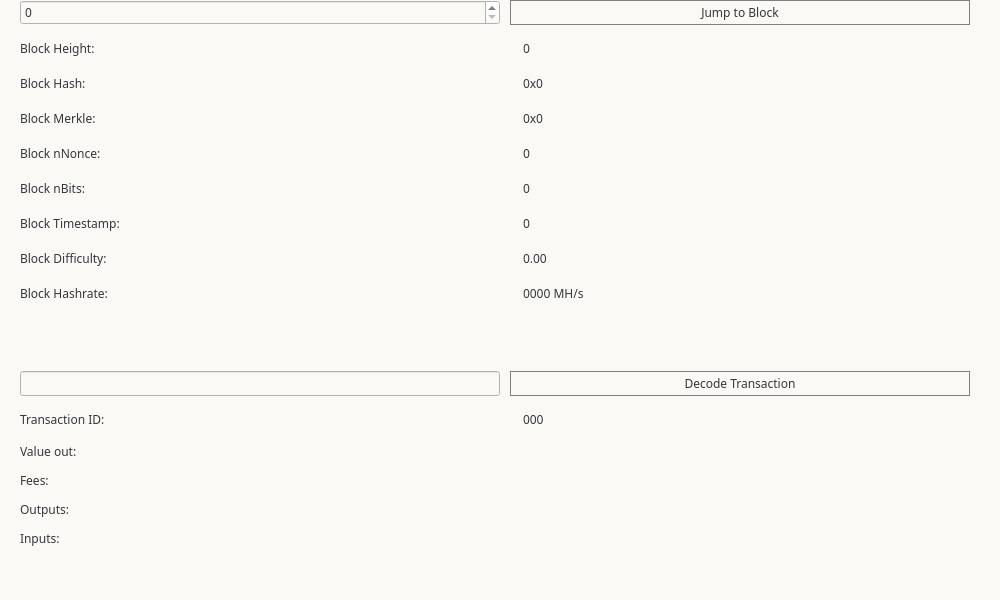
Lefter1s/CAIx, file src/qt/forms/blockbrowser.ui: the form before one commit.
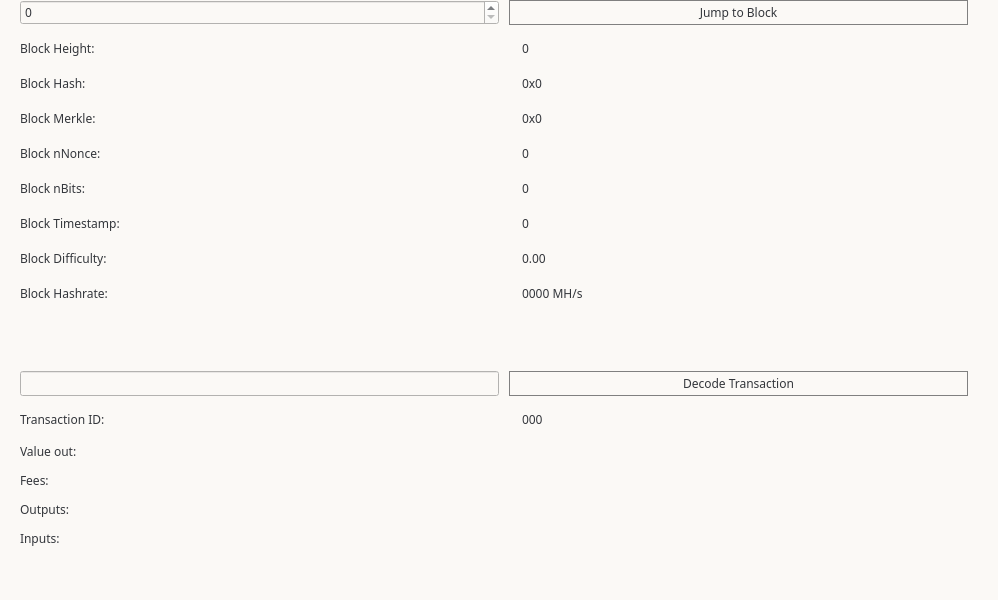
The form after the commit.

The edit to the form file:
```diff
--- a/src/qt/forms/blockbrowser.ui
+++ b/src/qt/forms/blockbrowser.ui
@@ -12,7 +12,7 @@
    <rect>
     <x>0</x>
     <y>0</y>
-    <width>1000</width>
+    <width>998</width>
     <height>600</height>
    </rect>
   </property>
```
